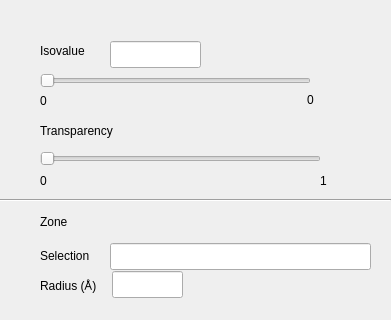
The window that gui.ui (bougui505/pymol_isosurface) describes before a commit, drawn with Qt 5; both pictures show x 0 to 391 and y 139 to 459 of the 391 by 459 pixel window.
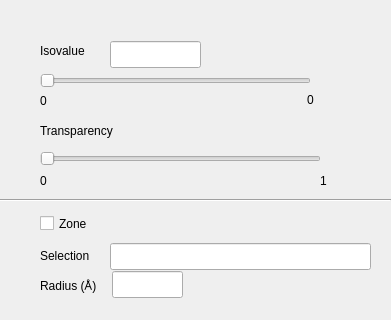
The same window after the commit.

Commit message: Check box for the zone

```diff
--- a/gui.ui
+++ b/gui.ui
@@ -98,19 +98,6 @@
     </rect>
    </property>
   </widget>
-  <widget class="QLabel" name="label_3">
-   <property name="geometry">
-    <rect>
-     <x>40</x>
-     <y>351</y>
-     <width>41</width>
-     <height>19</height>
-    </rect>
-   </property>
-   <property name="text">
-    <string>Zone</string>
-   </property>
-  </widget>
   <widget class="QLabel" name="label_4">
    <property name="geometry">
     <rect>
@@ -258,6 +245,19 @@
     </rect>
    </property>
   </widget>
+  <widget class="QCheckBox" name="zone_checkBox">
+   <property name="geometry">
+    <rect>
+     <x>40</x>
+     <y>350</y>
+     <width>92</width>
+     <height>25</height>
+    </rect>
+   </property>
+   <property name="text">
+    <string>Zone</string>
+   </property>
+  </widget>
  </widget>
  <resources/>
  <connections/>
```
The commit also changes 1 other file.
